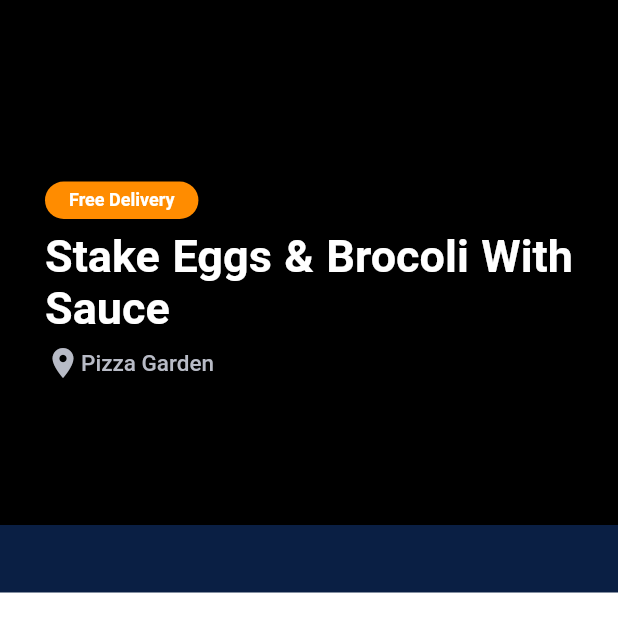
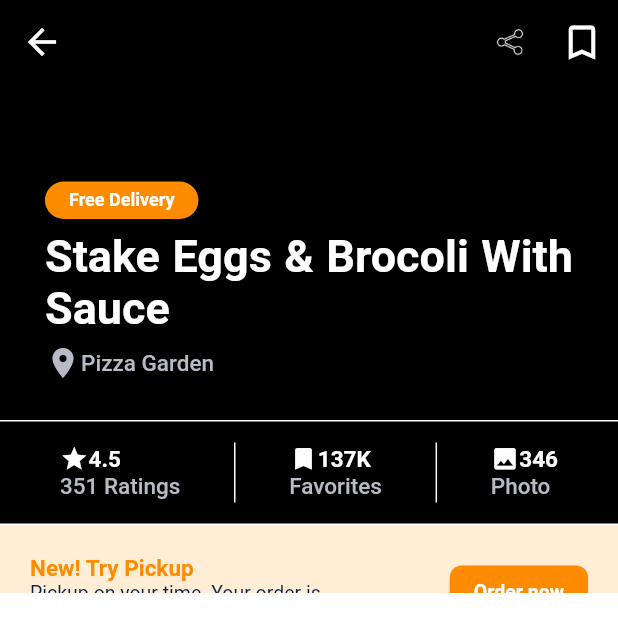
Before and after one commit to didierganthier/vroom-draft, a Flutter app: the PlaceDetailPage screen opened by its route, on a phone screen of 412 x 824 dp. Shown: the top 632 px of the screen. Run offline on Flutter 3.47's test engine with Material 2 defaults, Android fonts, the phone set to English and light mode, and no system bars; our stand-ins replace cached_network_image, fancy_bottom_navigation, flutter_swiper, line_awesome_icons; network calls fail.

Commit message:
place page

```diff
--- a/lib/src/features/presentation/place_detail_page/View/place_detail_page.dart
+++ b/lib/src/features/presentation/place_detail_page/View/place_detail_page.dart
@@ -1,6 +1,7 @@
 import 'package:flutter/material.dart';
 import 'package:vroom/src/colors/colors.dart';
 import 'package:vroom/src/features/presentation/widgets/Headers/header_text.dart';
+import 'package:vroom/src/features/presentation/widgets/backButtons/back_button.dart';
 
 class PlaceDetailPage extends StatelessWidget {
   @override
@@ -26,12 +27,34 @@ class PlaceDetailPage extends StatelessWidget {
                   ),
                   Wrap(
                     children: [
-                      _promoButton(), _infoPlace()
+                      _promoButton(), _infoPlace(), _infoPlaceStats(), _offerBanner()
                     ],
                   )
                 ],
               ),
             ),
+            leading: Builder(builder: (BuildContext context){
+              return backButton(context, Colors.white);
+            }),
+            actions: [
+              Container(
+                margin: EdgeInsets.all(10),
+                child: Image(
+                  color: Colors.white,
+                  width: 28,
+                  height: 28,
+                  image: AssetImage('assets/shareB.png'),
+                ),
+              ),
+              IconButton(
+                icon: Icon(
+                  Icons.bookmark_border,
+                  color: Colors.white,
+                  size: 30,
+                ),
+                onPressed: () {},
+              )
+            ],
           )
         ],
       ),
@@ -88,3 +111,112 @@ Widget _infoPlace() {
     ],
   );
 }
+
+Widget _infoPlaceStats() {
+  return Container(
+    margin: EdgeInsets.only(top: 26.0),
+    padding: EdgeInsets.symmetric(horizontal: 40.0),
+    height: 70.0,
+    decoration: BoxDecoration(
+      border: Border(
+        top: BorderSide(color: Colors.white),
+        bottom: BorderSide(color: Colors.white)
+      )
+    ),
+    child: Row(
+      mainAxisAlignment: MainAxisAlignment.spaceBetween,
+      children: [
+        Column(
+          mainAxisAlignment: MainAxisAlignment.center,
+          crossAxisAlignment: CrossAxisAlignment.start,
+          children: [
+            Row(
+              children: [
+                Icon(
+                  Icons.star,
+                  color: Colors.white,
+                  size: 19.0,
+                ),
+                headerText(texto: '4.5', color: Colors.white, fontWeight: FontWeight.bold, fontsize: 15.0)
+              ],
+            ),
+            headerText(texto: "351 Ratings", color: gris, fontWeight: FontWeight.w500, fontsize: 15.0),
+          ],
+        ),
+        Container(
+          height: 40.0,
+          decoration: BoxDecoration(
+            border: Border(right: BorderSide(color: Colors.white))
+          ),
+        ),
+        Column(
+          mainAxisAlignment: MainAxisAlignment.center,
+          crossAxisAlignment: CrossAxisAlignment.start,
+          children: [
+            Row(
+              children: [
+                Icon(
+                  Icons.bookmark,
+                  color: Colors.white,
+                  size: 19.0,
+                ),
+                headerText(texto: '137K', color: Colors.white, fontWeight: FontWeight.bold, fontsize: 15.0)
+              ],
+            ),
+            headerText(texto: "Favorites", color: gris, fontWeight: FontWeight.w500, fontsize: 15.0),
+          ],
+        ),
+        Container(
+          height: 40.0,
+          decoration: BoxDecoration(
+              border: Border(right: BorderSide(color: Colors.white))
+          ),
+        ),
+        Column(
+          mainAxisAlignment: MainAxisAlignment.center,
+          crossAxisAlignment: CrossAxisAlignment.start,
+          children: [
+            Row(
+              children: [
+                Icon(
+                  Icons.photo,
+                  color: Colors.white,
+                  size: 19.0,
+                ),
+                headerText(texto: '346', color: Colors.white, fontWeight: FontWeight.bold, fontsize: 15.0)
+              ],
+            ),
+            headerText(texto: "Photo", color: gris, fontWeight: FontWeight.w500, fontsize: 15.0),
+          ],
+        ),
+      ],
+    ),
+  );
+}
+
+Widget _offerBanner() {
+  return Container(
+    color: Color.fromRGBO(255, 237, 214, 1.0),
+    padding: EdgeInsets.all(20),
+    height: 90.0,
+    child: Row(
+      children: [
+        Column(
+          crossAxisAlignment: CrossAxisAlignment.start,
+          children: [
+            headerText(texto: 'New! Try Pickup', color: orange, fontWeight: FontWeight.bold,fontsize: 15.0),
+            headerText(texto: 'Pickup on your time. Your order is  \n ready when you are', color: primaryColor, fontWeight: FontWeight.w400,fontsize: 13.0),
+          ],
+        ),
+        Spacer(),
+        RaisedButton(
+          elevation: 0.5,
+          shape: RoundedRectangleBorder(borderRadius: BorderRadius.circular(8)),
+          color: orange,
+          onPressed: () {},
+          child: headerText(texto: 'Order now', color: Colors.white, fontWeight: FontWeight.bold, fontsize: 13.0)
+        )
+      ],
+    ),
+  );
+}
```
Also changed, not shown: assets/shareB.png (added).
